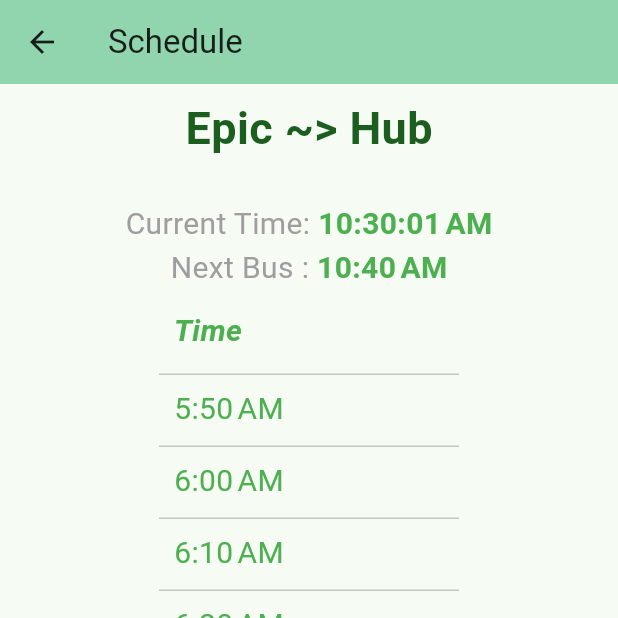
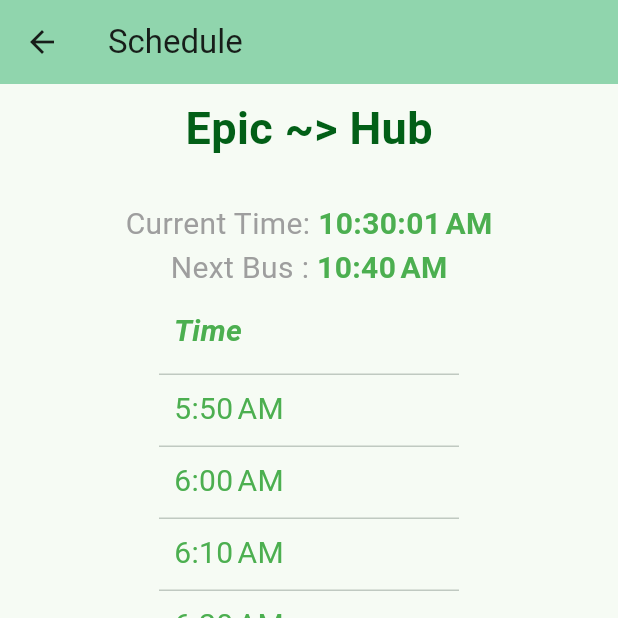
Before and after one commit to abyshekhar/city_connect, a Flutter app: the screen it shows after launch, after a tap on "Epic ~> Hub", on a phone screen of 412 x 824 dp, the top half of it. Run offline on Flutter 3.47's test engine with Material 3 defaults, Android fonts, the phone set to English and light mode, and no system bars.

Commit message:
Styling changes

```diff
--- a/lib/main.dart
+++ b/lib/main.dart
@@ -49,10 +49,17 @@ class _MyHomePageState extends State<MyHomePage> {
         title: Text(widget.title),
       ),
       body: Center(
-        child: Column(
-            mainAxisAlignment: MainAxisAlignment.center,
-            children: routes
-                .map((e) => Column(
+        child: Column(mainAxisAlignment: MainAxisAlignment.center, children: [
+         const Padding(
+           padding: EdgeInsets.all(20.0),
+           child: Text('Select Route',
+            style: TextStyle(
+                  fontWeight: FontWeight.bold,
+                  fontSize: 30,
+                  color: Color.fromARGB(255, 2, 95, 23)),
+            ),
+         ),
+          ...routes.map((e) => Column(
                 mainAxisAlignment: MainAxisAlignment.spaceBetween,
                 children: [
                   Padding(
@@ -65,8 +72,9 @@ class _MyHomePageState extends State<MyHomePage> {
                               builder: (context) => RouteSchedule(e.id)),
                         );
                       },
-                            child: Text(e.displayText,
-                            style:const TextStyle(
+                      child: Text(
+                        e.displayText,
+                        style: const TextStyle(
                             fontWeight: FontWeight.normal,
                             fontSize: 20,
                             color: Colors.green),
@@ -78,7 +86,7 @@ class _MyHomePageState extends State<MyHomePage> {
                   )
                 ],
               ))
-                .toList()),
+        ]),
       ),
     );
   }
--- a/lib/route_schedule.dart
+++ b/lib/route_schedule.dart
@@ -79,8 +79,8 @@ class RouteSchedule extends StatelessWidget {
           Padding(
             padding: const EdgeInsets.all(8.0),
             child: Text(displayText,
-                style: TextStyle(
-                  color: Colors.green[900],
+                style: const TextStyle(
+                  color: Color.fromARGB(255, 2, 95, 23),
                   fontWeight: FontWeight.bold,
                   fontSize: 30,
                 )),
```
Lines whose indentation alone changed are shown as unchanged.
